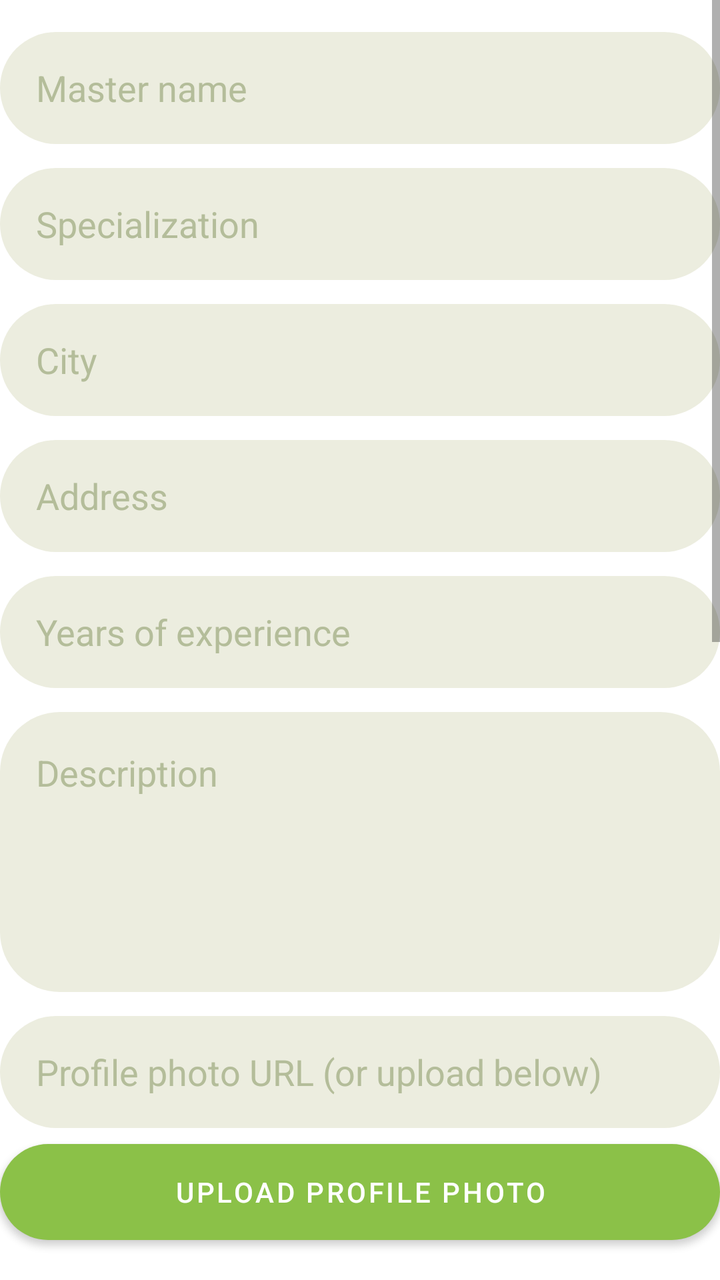
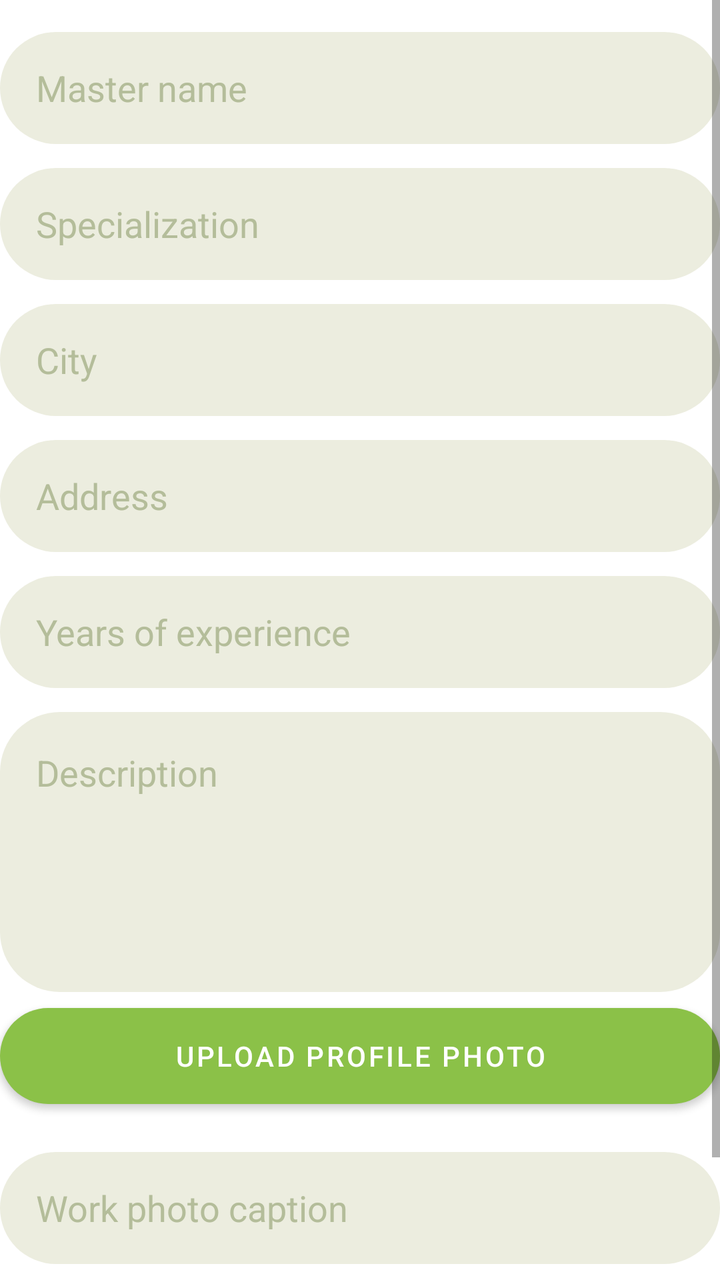

Before-and-after screenshots of an Android layout around one commit, followed by the original layout XML and the change that was made.
<!-- AndroidManifest.xml: application theme Theme.BeautyAppFrontend -->
<!-- res/layout/dialog_master_profile_edit.xml -->
<?xml version="1.0" encoding="utf-8"?>
<ScrollView xmlns:android="http://schemas.android.com/apk/res/android"
    android:layout_width="match_parent"
    android:layout_height="wrap_content"
    android:fillViewport="true">

    <LinearLayout
        android:layout_width="match_parent"
        android:layout_height="wrap_content"
        android:orientation="vertical"
        android:paddingTop="8dp"
        android:paddingBottom="8dp">

        <EditText
            android:id="@+id/et_master_name"
            android:layout_width="match_parent"
            android:layout_height="56dp"
            android:layout_marginTop="8dp"
            android:background="@drawable/bg_input_field"
            android:hint="Master name"
            android:inputType="textPersonName|textCapWords"
            android:paddingStart="18dp"
            android:paddingEnd="18dp"
            android:textColor="@color/text_primary"
            android:textColorHint="@color/text_hint" />

        <EditText
            android:id="@+id/et_master_specialization"
            android:layout_width="match_parent"
            android:layout_height="56dp"
            android:layout_marginTop="12dp"
            android:background="@drawable/bg_input_field"
            android:hint="Specialization"
            android:inputType="textCapSentences"
            android:paddingStart="18dp"
            android:paddingEnd="18dp"
            android:textColor="@color/text_primary"
            android:textColorHint="@color/text_hint" />

        <EditText
            android:id="@+id/et_master_city"
            android:layout_width="match_parent"
            android:layout_height="56dp"
            android:layout_marginTop="12dp"
            android:background="@drawable/bg_input_field"
            android:hint="City"
            android:inputType="textCapWords"
            android:paddingStart="18dp"
            android:paddingEnd="18dp"
            android:textColor="@color/text_primary"
            android:textColorHint="@color/text_hint" />

        <EditText
            android:id="@+id/et_master_address"
            android:layout_width="match_parent"
            android:layout_height="56dp"
            android:layout_marginTop="12dp"
            android:background="@drawable/bg_input_field"
            android:hint="Address"
            android:inputType="textPostalAddress|textCapSentences"
            android:paddingStart="18dp"
            android:paddingEnd="18dp"
            android:textColor="@color/text_primary"
            android:textColorHint="@color/text_hint" />

        <EditText
            android:id="@+id/et_master_experience"
            android:layout_width="match_parent"
            android:layout_height="56dp"
            android:layout_marginTop="12dp"
            android:background="@drawable/bg_input_field"
            android:hint="Years of experience"
            android:inputType="number"
            android:paddingStart="18dp"
            android:paddingEnd="18dp"
            android:textColor="@color/text_primary"
            android:textColorHint="@color/text_hint" />

        <EditText
            android:id="@+id/et_master_description"
            android:layout_width="match_parent"
            android:layout_height="140dp"
            android:layout_marginTop="12dp"
            android:background="@drawable/bg_input_field"
            android:gravity="top|start"
            android:hint="Description"
            android:inputType="textMultiLine|textCapSentences"
            android:minLines="5"
            android:padding="18dp"
            android:textColor="@color/text_primary"
            android:textColorHint="@color/text_hint" />

        <EditText
            android:id="@+id/et_master_profile_photo"
            android:layout_width="match_parent"
            android:layout_height="56dp"
            android:layout_marginTop="12dp"
            android:background="@drawable/bg_input_field"
            android:hint="Profile photo URL (or upload below)"
            android:inputType="textUri"
            android:paddingStart="18dp"
            android:paddingEnd="18dp"
            android:textColor="@color/text_primary"
            android:textColorHint="@color/text_hint" />

        <Button
            android:id="@+id/btn_upload_profile_photo"
            android:layout_width="match_parent"
            android:layout_height="48dp"
            android:layout_marginTop="8dp"
            android:layout_marginBottom="12dp"
            android:background="@drawable/bg_button_gradient"
            android:text="Upload profile photo"
            android:textColor="@color/white"
            android:textSize="14sp" />

        <EditText
            android:id="@+id/et_master_work_photo"
            android:layout_width="match_parent"
            android:layout_height="56dp"
            android:layout_marginTop="12dp"
            android:background="@drawable/bg_input_field"
            android:hint="Work photo URL"
            android:inputType="textUri"
            android:paddingStart="18dp"
            android:paddingEnd="18dp"
            android:textColor="@color/text_primary"
            android:textColorHint="@color/text_hint" />

        <EditText
            android:id="@+id/et_master_work_photo_caption"
            android:layout_width="match_parent"
            android:layout_height="56dp"
            android:layout_marginTop="12dp"
            android:background="@drawable/bg_input_field"
            android:hint="Work photo caption"
            android:inputType="textCapSentences"
            android:paddingStart="18dp"
            android:paddingEnd="18dp"
            android:textColor="@color/text_primary"
            android:textColorHint="@color/text_hint" />

        <TextView
            android:layout_width="match_parent"
            android:layout_height="wrap_content"
            android:layout_marginTop="16dp"
            android:text="Weekly schedule"
            android:textColor="@color/text_primary"
            android:textSize="16sp"
            android:textStyle="bold" />

        <EditText
            android:id="@+id/et_monday_hours"
            android:layout_width="match_parent"
            android:layout_height="56dp"
            android:layout_marginTop="10dp"
            android:background="@drawable/bg_input_field"
            android:hint="Monday: 09:00 - 18:00"
            android:paddingStart="18dp"
            android:paddingEnd="18dp"
            android:textColor="@color/text_primary"
            android:textColorHint="@color/text_hint" />

        <EditText
            android:id="@+id/et_tuesday_hours"
            android:layout_width="match_parent"
            android:layout_height="56dp"
            android:layout_marginTop="10dp"
            android:background="@drawable/bg_input_field"
            android:hint="Tuesday: 09:00 - 18:00"
            android:paddingStart="18dp"
            android:paddingEnd="18dp"
            android:textColor="@color/text_primary"
            android:textColorHint="@color/text_hint" />

        <EditText
            android:id="@+id/et_wednesday_hours"
            android:layout_width="match_parent"
            android:layout_height="56dp"
            android:layout_marginTop="10dp"
            android:background="@drawable/bg_input_field"
            android:hint="Wednesday: 09:00 - 18:00"
            android:paddingStart="18dp"
            android:paddingEnd="18dp"
            android:textColor="@color/text_primary"
            android:textColorHint="@color/text_hint" />

        <EditText
            android:id="@+id/et_thursday_hours"
            android:layout_width="match_parent"
            android:layout_height="56dp"
            android:layout_marginTop="10dp"
            android:background="@drawable/bg_input_field"
            android:hint="Thursday: 09:00 - 18:00"
            android:paddingStart="18dp"
            android:paddingEnd="18dp"
            android:textColor="@color/text_primary"
            android:textColorHint="@color/text_hint" />

        <EditText
            android:id="@+id/et_friday_hours"
            android:layout_width="match_parent"
            android:layout_height="56dp"
            android:layout_marginTop="10dp"
            android:background="@drawable/bg_input_field"
            android:hint="Friday: 09:00 - 18:00"
            android:paddingStart="18dp"
            android:paddingEnd="18dp"
            android:textColor="@color/text_primary"
            android:textColorHint="@color/text_hint" />

        <EditText
            android:id="@+id/et_saturday_hours"
            android:layout_width="match_parent"
            android:layout_height="56dp"
            android:layout_marginTop="10dp"
            android:background="@drawable/bg_input_field"
            android:hint="Saturday: 10:00 - 16:00"
            android:paddingStart="18dp"
            android:paddingEnd="18dp"
            android:textColor="@color/text_primary"
            android:textColorHint="@color/text_hint" />

        <EditText
            android:id="@+id/et_sunday_hours"
            android:layout_width="match_parent"
            android:layout_height="56dp"
            android:layout_marginTop="10dp"
            android:background="@drawable/bg_input_field"
            android:hint="Sunday: Closed"
            android:paddingStart="18dp"
            android:paddingEnd="18dp"
            android:textColor="@color/text_primary"
            android:textColorHint="@color/text_hint" />

    </LinearLayout>
</ScrollView>
<!-- resources referenced by this layout -->
<resources>
  <color name="text_hint">#B4BD9A</color>
  <color name="text_primary">#3D5A1E</color>
  <color name="white">#FFFFFFFF</color>
  <!-- drawable bg_button_gradient (drawable) -->
  <?xml version="1.0" encoding="utf-8"?>
  <shape xmlns:android="http://schemas.android.com/apk/res/android"
      android:shape="rectangle">
      <gradient
          android:angle="0"
          android:startColor="#FBA685"
          android:centerColor="#FA7370"
          android:endColor="#BFE97B"
          android:type="linear" />
      <corners android:radius="30dp" />
  </shape>
  <!-- drawable bg_input_field (drawable) -->
  <?xml version="1.0" encoding="utf-8"?>
  <shape xmlns:android="http://schemas.android.com/apk/res/android"
      android:shape="rectangle">
      <solid android:color="#ECEDDF" />
      <corners android:radius="30dp" />
  </shape>
  <style name="Theme.BeautyAppFrontend" parent="Theme.MaterialComponents.DayNight.NoActionBar">
          <item name="colorPrimary">@color/green_primary</item>
          <item name="colorPrimaryVariant">@color/green_dark</item>
          <item name="colorOnPrimary">@color/white</item>
          <item name="android:statusBarColor">@color/auth_background</item>
          <item name="android:windowLightStatusBar">true</item>
      </style>
  <color name="green_primary">#8BC148</color>
  <color name="green_dark">#60A61F</color>
  <color name="auth_background">#F0F9E8</color>
</resources>

<!-- the commit's change to res/layout/dialog_master_profile_edit.xml (unified diff, before → after) -->
@@ -90,19 +90,6 @@
             android:textColor="@color/text_primary"
             android:textColorHint="@color/text_hint" />
 
-        <EditText
-            android:id="@+id/et_master_profile_photo"
-            android:layout_width="match_parent"
-            android:layout_height="56dp"
-            android:layout_marginTop="12dp"
-            android:background="@drawable/bg_input_field"
-            android:hint="Profile photo URL (or upload below)"
-            android:inputType="textUri"
-            android:paddingStart="18dp"
-            android:paddingEnd="18dp"
-            android:textColor="@color/text_primary"
-            android:textColorHint="@color/text_hint" />
-
         <Button
             android:id="@+id/btn_upload_profile_photo"
             android:layout_width="match_parent"
@@ -113,19 +100,6 @@
             android:text="Upload profile photo"
             android:textColor="@color/white"
             android:textSize="14sp" />
-
-        <EditText
-            android:id="@+id/et_master_work_photo"
-            android:layout_width="match_parent"
-            android:layout_height="56dp"
-            android:layout_marginTop="12dp"
-            android:background="@drawable/bg_input_field"
-            android:hint="Work photo URL"
-            android:inputType="textUri"
-            android:paddingStart="18dp"
-            android:paddingEnd="18dp"
-            android:textColor="@color/text_primary"
-            android:textColorHint="@color/text_hint" />
 
         <EditText
             android:id="@+id/et_master_work_photo_caption"
@@ -140,98 +114,16 @@
             android:textColor="@color/text_primary"
             android:textColorHint="@color/text_hint" />
 
-        <TextView
+        <Button
+            android:id="@+id/btn_delete_master_profile"
             android:layout_width="match_parent"
-            android:layout_height="wrap_content"
-            android:layout_marginTop="16dp"
-            android:text="Weekly schedule"
-            android:textColor="@color/text_primary"
-            android:textSize="16sp"
-            android:textStyle="bold" />
-
-        <EditText
-            android:id="@+id/et_monday_hours"
-            android:layout_width="match_parent"
-            android:layout_height="56dp"
-            android:layout_marginTop="10dp"
-            android:background="@drawable/bg_input_field"
-            android:hint="Monday: 09:00 - 18:00"
-            android:paddingStart="18dp"
-            android:paddingEnd="18dp"
-            android:textColor="@color/text_primary"
-            android:textColorHint="@color/text_hint" />
-
-        <EditText
-            android:id="@+id/et_tuesday_hours"
-            android:layout_width="match_parent"
-            android:layout_height="56dp"
-            android:layout_marginTop="10dp"
-            android:background="@drawable/bg_input_field"
-            android:hint="Tuesday: 09:00 - 18:00"
-            android:paddingStart="18dp"
-            android:paddingEnd="18dp"
-            android:textColor="@color/text_primary"
-            android:textColorHint="@color/text_hint" />
-
-        <EditText
-            android:id="@+id/et_wednesday_hours"
-            android:layout_width="match_parent"
-            android:layout_height="56dp"
-            android:layout_marginTop="10dp"
-            android:background="@drawable/bg_input_field"
-            android:hint="Wednesday: 09:00 - 18:00"
-            android:paddingStart="18dp"
-            android:paddingEnd="18dp"
-            android:textColor="@color/text_primary"
-            android:textColorHint="@color/text_hint" />
-
-        <EditText
-            android:id="@+id/et_thursday_hours"
-            android:layout_width="match_parent"
-            android:layout_height="56dp"
-            android:layout_marginTop="10dp"
-            android:background="@drawable/bg_input_field"
-            android:hint="Thursday: 09:00 - 18:00"
-            android:paddingStart="18dp"
-            android:paddingEnd="18dp"
-            android:textColor="@color/text_primary"
-            android:textColorHint="@color/text_hint" />
-
-        <EditText
-            android:id="@+id/et_friday_hours"
-            android:layout_width="match_parent"
-            android:layout_height="56dp"
-            android:layout_marginTop="10dp"
-            android:background="@drawable/bg_input_field"
-            android:hint="Friday: 09:00 - 18:00"
-            android:paddingStart="18dp"
-            android:paddingEnd="18dp"
-            android:textColor="@color/text_primary"
-            android:textColorHint="@color/text_hint" />
-
-        <EditText
-            android:id="@+id/et_saturday_hours"
-            android:layout_width="match_parent"
-            android:layout_height="56dp"
-            android:layout_marginTop="10dp"
-            android:background="@drawable/bg_input_field"
-            android:hint="Saturday: 10:00 - 16:00"
-            android:paddingStart="18dp"
-            android:paddingEnd="18dp"
-            android:textColor="@color/text_primary"
-            android:textColorHint="@color/text_hint" />
-
-        <EditText
-            android:id="@+id/et_sunday_hours"
-            android:layout_width="match_parent"
-            android:layout_height="56dp"
-            android:layout_marginTop="10dp"
-            android:background="@drawable/bg_input_field"
-            android:hint="Sunday: Closed"
-            android:paddingStart="18dp"
-            android:paddingEnd="18dp"
-            android:textColor="@color/text_primary"
-            android:textColorHint="@color/text_hint" />
+            android:layout_height="48dp"
+            android:layout_marginTop="20dp"
+            android:background="@drawable/bg_button_red"
+            android:text="Delete profile"
+            android:textAllCaps="false"
+            android:textColor="@color/white"
+            android:textSize="14sp" />
 
     </LinearLayout>
 </ScrollView>
<!-- resource entries referenced after the edit -->
@@ -15,6 +15,13 @@
           android:type="linear" />
       <corners android:radius="30dp" />
   </shape>
+  <!-- drawable bg_button_red (drawable) -->
+  <?xml version="1.0" encoding="utf-8"?>
+  <shape xmlns:android="http://schemas.android.com/apk/res/android"
+      android:shape="rectangle">
+      <solid android:color="@color/red_primary" />
+      <corners android:radius="30dp" />
+  </shape>
   <!-- drawable bg_input_field (drawable) -->
   <?xml version="1.0" encoding="utf-8"?>
   <shape xmlns:android="http://schemas.android.com/apk/res/android"
@@ -29,6 +36,7 @@
           <item name="android:statusBarColor">@color/auth_background</item>
           <item name="android:windowLightStatusBar">true</item>
       </style>
+  <color name="red_primary">#E53935</color>
   <color name="green_primary">#8BC148</color>
   <color name="green_dark">#60A61F</color>
   <color name="auth_background">#F0F9E8</color>
